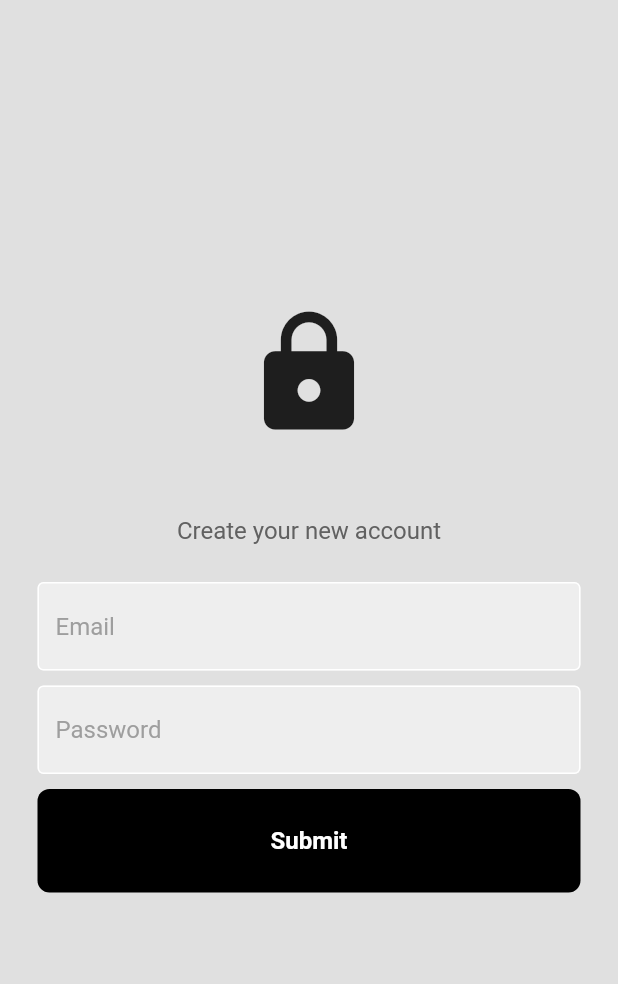
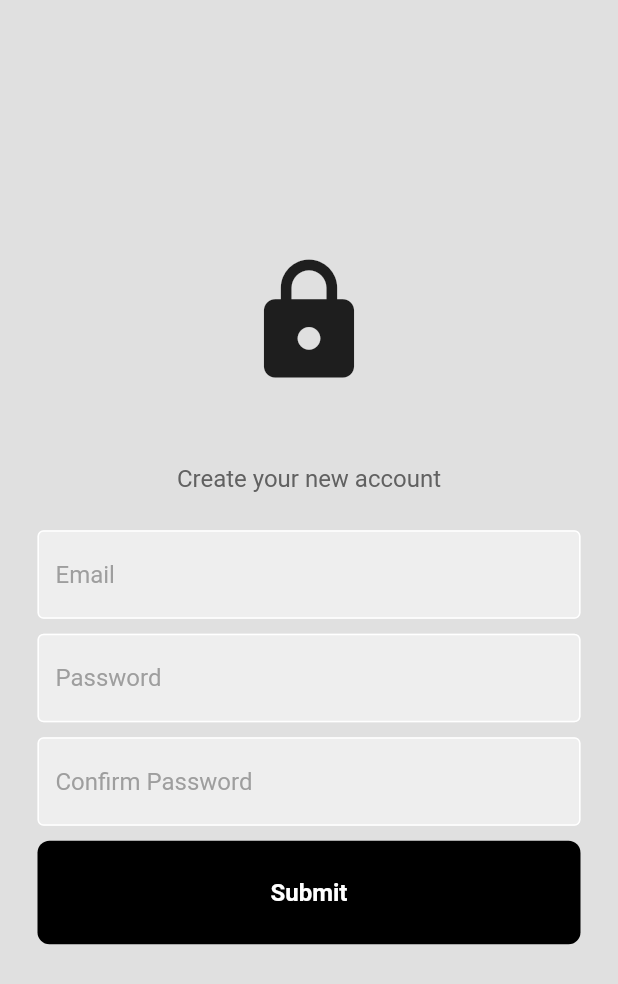
Before and after one commit to shashif/firebaseauth_crud, a Flutter app: the SignUpPage screen opened directly, on a phone screen of 412 x 824 dp. Shown: the top 984 px of the screen. Run offline on Flutter 3.47's test engine with Material 2 defaults, Android fonts, the phone set to English and light mode, and no system bars; our stand-ins replace cloud_firestore, email_validator, firebase_auth, firebase_core; accounts and stored records are empty.

Commit message:
password matched problem solved

```diff
--- a/lib/auth/signup_page.dart
+++ b/lib/auth/signup_page.dart
@@ -16,11 +16,13 @@ class _SignUpPageState extends State<SignUpPage> {
   final formKey = GlobalKey<FormState>();
   final emailController = TextEditingController();
   final passwordController = TextEditingController();
+  final confirmPasswordController = TextEditingController();
 
   @override
   void dispose() {
     emailController.dispose();
     passwordController.dispose();
+    confirmPasswordController.dispose();
     super.dispose();
   }
 
@@ -62,6 +64,12 @@ class _SignUpPageState extends State<SignUpPage> {
                     obscureText: true,
                   ),
                   const SizedBox(height: 10),
+                  MyTextField(
+                    controller: confirmPasswordController,
+                    hintText: 'Confirm Password',
+                    obscureText: true,
+                  ),
+                  const SizedBox(height: 10),
                   MyButton(
                     text: 'Submit',
                     onTap: signUp,
@@ -79,10 +87,19 @@ class _SignUpPageState extends State<SignUpPage> {
   Future<void> signUp() async {
     final isValid = formKey.currentState!.validate();
     if (!isValid) return;
+
+    final password = passwordController.text.trim();
+    final confirmPassword = confirmPasswordController.text.trim();
+
+    if (password != confirmPassword) {
+      Utils.showSnackBar("Passwords don't match");
+      return;
+    }
+
     try {
       await FirebaseAuth.instance.createUserWithEmailAndPassword(
         email: emailController.text.trim(),
-        password: passwordController.text.trim(),
+        password: password,
       );
       Navigator.of(context).pop();
       // User successfully created
```
